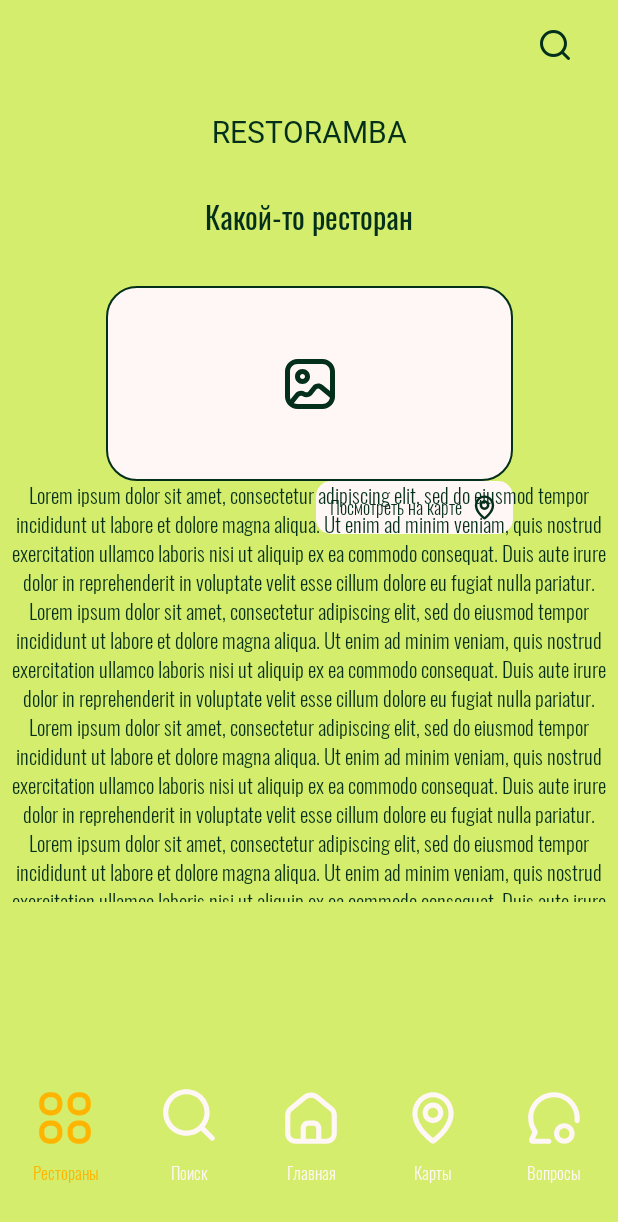
After one commit to YaEtoTui/RestorambaApp, an Android app: the fragment RestaurantFragment shown on its own in the app's theme, on a phone screen of 412 x 824 dp. The commit adds this screen. Shown: the top 1222 px of the screen. Run offline under Robolectric (Android 15) with nearby library versions, the phone set to English and light mode, and no system bars.

Commit message:
add Page RestaurantFragment (not full)

```diff
--- /dev/null
+++ b/app/src/main/java/balacods/pp/restorambaapp/fragment/RestaurantFragment.kt
@@ -0,0 +1,25 @@
+package balacods.pp.restorambaapp.fragment
+
+import android.os.Bundle
+import androidx.fragment.app.Fragment
+import android.view.LayoutInflater
+import android.view.View
+import android.view.ViewGroup
+import balacods.pp.restorambaapp.databinding.FragmentRestaurantBinding
+
+class RestaurantFragment : Fragment() {
+
+    private lateinit var binding: FragmentRestaurantBinding
+
+    override fun onCreateView(
+        inflater: LayoutInflater, container: ViewGroup?,
+        savedInstanceState: Bundle?
+    ): View {
+        binding = FragmentRestaurantBinding.inflate(inflater, container, false)
+        return binding.root
+    }
+
+    override fun onViewCreated(view: View, savedInstanceState: Bundle?) {
+        super.onViewCreated(view, savedInstanceState)
+    }
+}
--- /dev/null
+++ b/app/src/main/res/drawable/rectangle_photo.xml
@@ -0,0 +1,11 @@
+<?xml version="1.0" encoding="utf-8"?>
+<shape xmlns:android="http://schemas.android.com/apk/res/android"
+    android:innerRadius="15dp"
+    android:shape="rectangle">
+
+    <solid android:color="@color/milk" />
+    <corners android:radius="20dp" />
+    <stroke
+        android:width="1dip"
+        android:color="@color/black_green" />
+</shape>
--- /dev/null
+++ b/app/src/main/res/layout/fragment_restaurant.xml
@@ -0,0 +1,205 @@
+<?xml version="1.0" encoding="utf-8"?>
+<androidx.core.widget.NestedScrollView xmlns:android="http://schemas.android.com/apk/res/android"
+    xmlns:app="http://schemas.android.com/apk/res-auto"
+    xmlns:tools="http://schemas.android.com/tools"
+    android:layout_width="match_parent"
+    android:layout_height="match_parent"
+    android:fillViewport="true"
+    android:scrollbars="vertical">
+
+    <androidx.constraintlayout.widget.ConstraintLayout
+        android:layout_width="match_parent"
+        android:layout_height="wrap_content"
+        android:background="@color/white_green">
+
+        <androidx.constraintlayout.widget.ConstraintLayout
+            android:id="@+id/idPageHeader"
+            android:layout_width="match_parent"
+            android:layout_height="wrap_content"
+            app:layout_constraintEnd_toEndOf="parent"
+            app:layout_constraintStart_toStartOf="parent"
+            app:layout_constraintTop_toTopOf="parent">
+
+            <ImageView
+                android:id="@+id/imageView"
+                android:layout_width="wrap_content"
+                android:layout_height="wrap_content"
+                android:layout_marginTop="18dp"
+                android:layout_marginEnd="30dp"
+                android:src="@drawable/icon_search_24_24"
+                app:layout_constraintEnd_toEndOf="parent"
+                app:layout_constraintTop_toTopOf="parent"
+                app:tint="@color/black_green" />
+
+            <TextView
+                android:id="@+id/idNameApplication"
+                android:layout_width="wrap_content"
+                android:layout_height="wrap_content"
+                android:layout_marginTop="32dp"
+                android:text="@string/restoramba"
+                android:textAppearance="@style/ramba"
+                android:textColor="@color/black_green"
+                app:layout_constraintEnd_toEndOf="parent"
+                app:layout_constraintStart_toStartOf="parent"
+                app:layout_constraintTop_toBottomOf="@+id/imageView" />
+
+        </androidx.constraintlayout.widget.ConstraintLayout>
+
+        <androidx.constraintlayout.widget.ConstraintLayout
+            android:id="@+id/idBody"
+            android:layout_width="match_parent"
+            android:layout_height="500dp"
+            app:layout_constraintEnd_toEndOf="parent"
+            app:layout_constraintStart_toStartOf="parent"
+            app:layout_constraintTop_toBottomOf="@+id/idPageHeader">
+
+            <TextView
+                android:id="@+id/idNameRestaurant"
+                android:layout_width="wrap_content"
+                android:layout_height="wrap_content"
+                android:layout_marginTop="29dp"
+                android:text="@string/rest"
+                android:textAppearance="@style/title_restaurants"
+                app:layout_constraintEnd_toEndOf="parent"
+                app:layout_constraintStart_toStartOf="parent"
+                app:layout_constraintTop_toTopOf="parent" />
+
+            <androidx.constraintlayout.widget.ConstraintLayout
+                android:id="@+id/idPhoto"
+                android:layout_width="271dp"
+                android:layout_height="130dp"
+                android:layout_marginTop="31dp"
+                android:background="@drawable/rectangle_photo"
+                app:layout_constraintEnd_toEndOf="@+id/idNameRestaurant"
+                app:layout_constraintStart_toStartOf="@+id/idNameRestaurant"
+                app:layout_constraintTop_toBottomOf="@+id/idNameRestaurant">
+
+                <ImageView
+                    android:id="@+id/imIconPhoto"
+                    android:layout_width="wrap_content"
+                    android:layout_height="wrap_content"
+                    android:src="@drawable/photo_icon_40_40"
+                    app:layout_constraintBottom_toBottomOf="parent"
+                    app:layout_constraintEnd_toEndOf="parent"
+                    app:layout_constraintStart_toStartOf="parent"
+                    app:layout_constraintTop_toTopOf="parent" />
+
+            </androidx.constraintlayout.widget.ConstraintLayout>
+
+            <ImageView
+                android:id="@+id/idBtMap"
+                android:layout_width="131dp"
+                android:layout_height="35dp"
+                app:layout_constraintEnd_toEndOf="@+id/idPhoto"
+                app:layout_constraintTop_toBottomOf="@+id/idPhoto"
+                app:srcCompat="@drawable/rectangle_bt_restaurant_show_on_map" />
+
+            <TextView
+                android:id="@+id/idButtonShowTextOnMap"
+                android:layout_width="wrap_content"
+                android:layout_height="35dp"
+                android:drawableEnd="@drawable/icon_location_19_19"
+                android:drawablePadding="5dp"
+                android:gravity="center|left"
+                android:text="@string/show_on_map"
+                android:textAppearance="@style/show_on_map"
+                app:layout_constraintBottom_toBottomOf="@+id/idBtMap"
+                app:layout_constraintEnd_toEndOf="@+id/idBtMap"
+                app:layout_constraintStart_toStartOf="@+id/idBtMap"
+                app:layout_constraintTop_toTopOf="@+id/idBtMap" />
+
+            <TextView
+                android:id="@+id/tvDesc"
+                android:layout_width="match_parent"
+                android:layout_height="wrap_content"
+                android:gravity="center"
+                android:text="@string/example"
+                android:textAppearance="@style/instructions_text"
+                app:layout_constraintEnd_toEndOf="@+id/idPhoto"
+                app:layout_constraintStart_toStartOf="@+id/idPhoto"
+                app:layout_constraintTop_toTopOf="@+id/idBtMap" />
+
+
+        </androidx.constraintlayout.widget.ConstraintLayout>
+
+        <androidx.constraintlayout.widget.ConstraintLayout
+            android:id="@+id/idNav"
+            android:layout_width="match_parent"
+            android:layout_height="wrap_content"
+            app:layout_constraintBottom_toBottomOf="parent"
+            app:layout_constraintEnd_toEndOf="parent"
+            app:layout_constraintStart_toStartOf="parent">
+
+            <TextView
+                android:id="@+id/idNavRestaurants"
+                android:layout_width="wrap_content"
+                android:layout_height="wrap_content"
+                android:layout_marginStart="21dp"
+                android:layout_marginBottom="34dp"
+                android:drawablePadding="8dp"
+                android:gravity="center|top"
+                android:text="@string/restaurants"
+                android:textAppearance="@style/nav_text"
+                android:textColor="@color/orange"
+                app:drawableTint="@color/orange"
+                app:drawableTopCompat="@drawable/food_restaurants"
+                app:layout_constraintBottom_toBottomOf="parent"
+                app:layout_constraintStart_toStartOf="parent" />
+
+            <TextView
+                android:id="@+id/idNavSearch"
+                android:layout_width="wrap_content"
+                android:layout_height="wrap_content"
+                android:drawablePadding="10dp"
+                android:gravity="center|top"
+                android:text="@string/search_nav"
+                android:textAppearance="@style/nav_text"
+                app:drawableTopCompat="@drawable/icon_search_41_41"
+                app:layout_constraintBottom_toBottomOf="@+id/idNavRestaurants"
+                app:layout_constraintEnd_toStartOf="@+id/idNavMain"
+                app:layout_constraintStart_toEndOf="@+id/idNavRestaurants" />
+
+            <TextView
+                android:id="@+id/idNavMain"
+                android:layout_width="wrap_content"
+                android:layout_height="wrap_content"
+                android:drawablePadding="8dp"
+                android:gravity="center|top"
+                android:text="@string/main_nav"
+                android:textAppearance="@style/nav_text"
+                app:drawableTopCompat="@drawable/icon_main_home"
+                app:layout_constraintBottom_toBottomOf="@+id/idNavSearch"
+                app:layout_constraintEnd_toStartOf="@+id/idNavQuestions"
+                app:layout_constraintStart_toEndOf="@+id/idNavRestaurants" />
+
+            <TextView
+                android:id="@+id/idNavMap"
+                android:layout_width="wrap_content"
+                android:layout_height="wrap_content"
+                android:drawablePadding="8dp"
+                android:gravity="center|top"
+                android:text="@string/maps_nav"
+                android:textAppearance="@style/nav_text"
+                app:drawableTopCompat="@drawable/icon_location_41_41"
+                app:layout_constraintBottom_toBottomOf="@+id/idNavMain"
+                app:layout_constraintEnd_toStartOf="@+id/idNavQuestions"
+                app:layout_constraintStart_toEndOf="@+id/idNavMain" />
+
+            <TextView
+                android:id="@+id/idNavQuestions"
+                android:layout_width="wrap_content"
+                android:layout_height="wrap_content"
+                android:layout_marginEnd="22dp"
+                android:drawablePadding="8dp"
+                android:gravity="center|top"
+                android:text="@string/question"
+                android:textAppearance="@style/nav_text"
+                app:drawableTopCompat="@drawable/icon_question_41_41"
+                app:layout_constraintBottom_toBottomOf="@+id/idNavMap"
+                app:layout_constraintEnd_toEndOf="parent" />
+
+        </androidx.constraintlayout.widget.ConstraintLayout>
+
+    </androidx.constraintlayout.widget.ConstraintLayout>
+
+</androidx.core.widget.NestedScrollView>
--- a/app/src/main/res/layout/header_project.xml
+++ b/app/src/main/res/layout/header_project.xml
@@ -22,7 +22,7 @@
         android:layout_height="wrap_content"
         android:layout_marginTop="32dp"
         android:text="@string/restoramba"
-        android:textAppearance="@style/restoramba"
+        android:textAppearance="@style/ramba"
         app:layout_constraintEnd_toEndOf="parent"
         app:layout_constraintStart_toStartOf="parent"
         app:layout_constraintTop_toBottomOf="@+id/imageView" />
--- a/app/src/main/res/values/styles.xml
+++ b/app/src/main/res/values/styles.xml
@@ -1,7 +1,7 @@
 <?xml version="1.0" encoding="utf-8"?>
 <resources>
 
-    <style name="restoramba">
+    <style name="ramba">
         <item name="android:textSize">20sp</item>
         <item name="android:textColor">@color/milk</item>
         <item name="fontFamily">@font/dela_gothic_one_regular</item>
```
